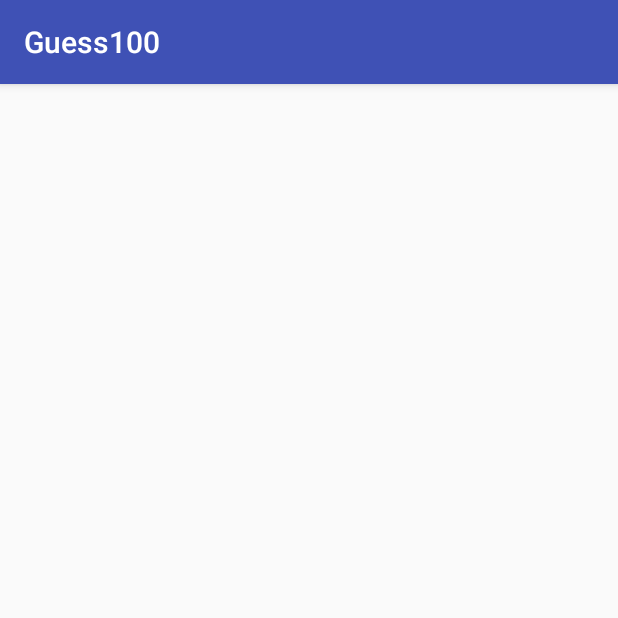
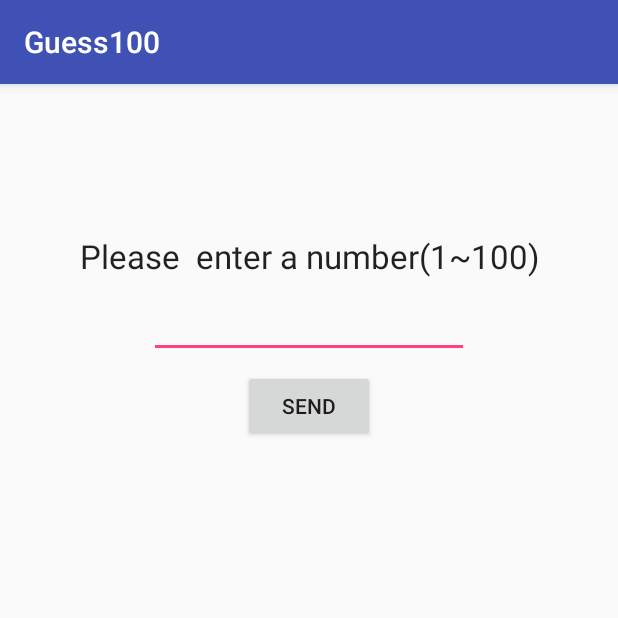
Before and after one commit to serena100615/Guess100, an Android app: the screen it shows after launch (MainActivity), on a phone screen of 412 x 824 dp, the top half of it. Run offline under Robolectric (Android 15) with nearby library versions, the phone set to English and light mode, and no system bars.

Commit message:
findViews

```diff
--- a/app/src/main/java/com/example/user/guess100/MainActivity.java
+++ b/app/src/main/java/com/example/user/guess100/MainActivity.java
@@ -2,12 +2,26 @@ package com.example.user.guess100;
 
 import android.support.v7.app.AppCompatActivity;
 import android.os.Bundle;
+import android.view.View;
+import android.widget.Button;
+import android.widget.EditText;
+import android.widget.TextView;
+
+import java.util.Random;
 
 public class MainActivity extends AppCompatActivity {
+    int n = new Random().nextInt(100)+1;
 
     @Override
     protected void onCreate(Bundle savedInstanceState) {
         super.onCreate(savedInstanceState);
-        setContentView(R.layout.activity_main);
+        setContentView(R.layout.activity_main);TextView secret = (TextView) findViewById(R.id.secret);
+        TextView info = (TextView) findViewById(R.id.info);
+        EditText number = (EditText) findViewById(R.id.number);
+        Button send = (Button) findViewById(R.id.send);
     }
+public void send (View view){
+
 }
+
+}
--- a/app/src/main/res/layout/activity_main.xml
+++ b/app/src/main/res/layout/activity_main.xml
@@ -6,4 +6,51 @@
     android:layout_height="match_parent"
     tools:context="com.example.user.guess100.MainActivity">
 
+    <TextView
+        android:id="@+id/info"
+        android:layout_width="wrap_content"
+        android:layout_height="wrap_content"
+        android:layout_marginLeft="8dp"
+        android:layout_marginRight="8dp"
+        android:layout_marginTop="100dp"
+        android:text="Please  enter a number(1~100)"
+        android:textAppearance="@style/TextAppearance.AppCompat.Large"
+        app:layout_constraintLeft_toLeftOf="parent"
+        app:layout_constraintRight_toRightOf="parent"
+        app:layout_constraintTop_toTopOf="parent" />
+
+    <TextView
+        android:id="@+id/secret"
+        android:layout_width="wrap_content"
+        android:layout_height="wrap_content"
+        android:layout_marginRight="24dp"
+        android:layout_marginTop="15dp"
+        app:layout_constraintRight_toRightOf="parent"
+        app:layout_constraintTop_toTopOf="parent" />
+
+    <EditText
+        android:id="@+id/number"
+        android:layout_width="wrap_content"
+        android:layout_height="wrap_content"
+        android:layout_marginLeft="8dp"
+        android:layout_marginRight="8dp"
+        android:layout_marginTop="8dp"
+        android:ems="10"
+        android:inputType="textPersonName"
+        app:layout_constraintLeft_toLeftOf="parent"
+        app:layout_constraintRight_toRightOf="parent"
+        app:layout_constraintTop_toBottomOf="@+id/info" />
+
+    <Button
+        android:id="@+id/send"
+        android:layout_width="wrap_content"
+        android:layout_height="wrap_content"
+        android:layout_marginLeft="8dp"
+        android:layout_marginRight="8dp"
+        android:layout_marginTop="8dp"
+        android:onClick="send"
+        android:text="send"
+        app:layout_constraintLeft_toLeftOf="parent"
+        app:layout_constraintRight_toRightOf="parent"
+        app:layout_constraintTop_toBottomOf="@+id/number" />
 </android.support.constraint.ConstraintLayout>
```
